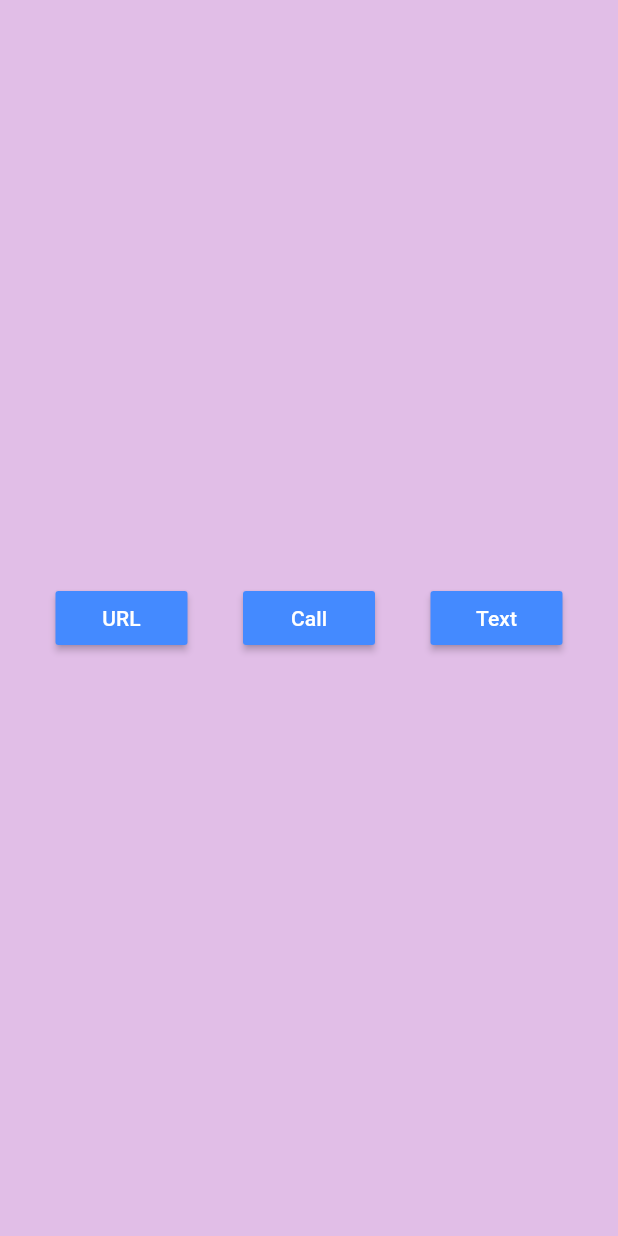
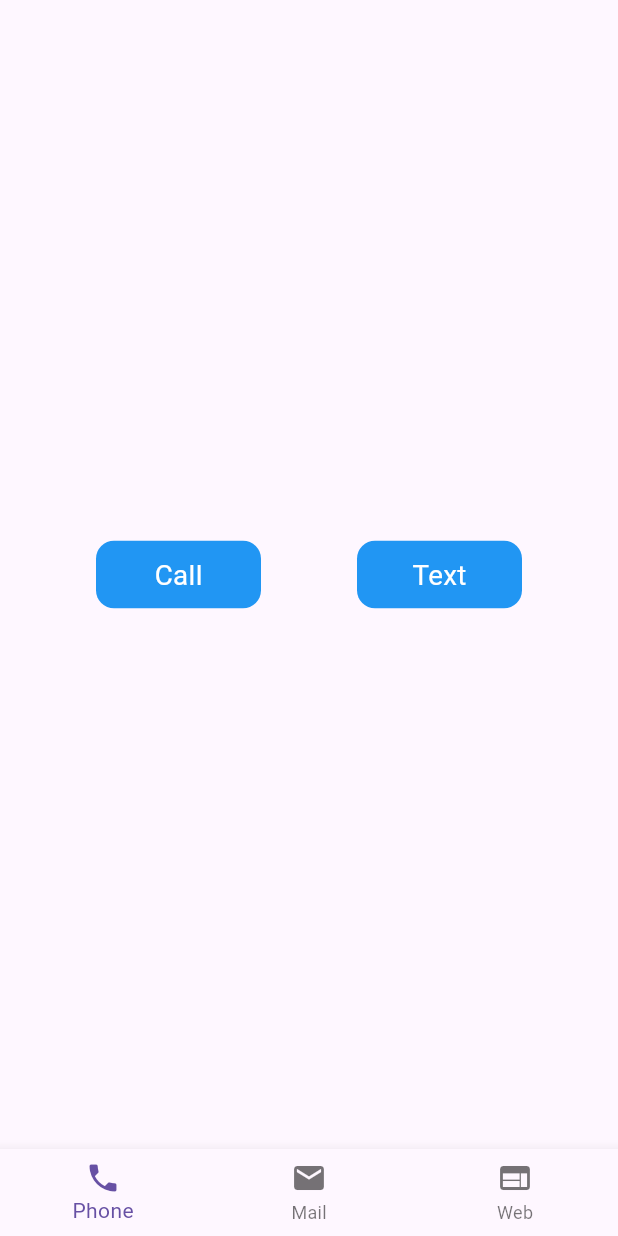
Before and after one commit to Galadima3/lucii, a Flutter app: the screen it shows after launch, after a tap on "Call", on a phone screen of 412 x 824 dp. Run offline on Flutter 3.47's test engine with Material 3 defaults, Android fonts, the phone set to English and light mode, and no system bars; our stand-ins replace flutter_riverpod.

Commit message:
4th Commit
Phone, Text & Email functionality working - 100%

```diff
--- a/lib/homepage.dart
+++ b/lib/homepage.dart
@@ -12,7 +12,7 @@ class HomePage extends StatelessWidget {
   @override
   Widget build(BuildContext context) {
     return Scaffold(
-      backgroundColor: Colors.purple.shade100,
+
         body: Center(
       child: Container(
         child: Row(
--- a/lib/main.dart
+++ b/lib/main.dart
@@ -1,8 +1,12 @@
 import 'package:flutter/material.dart';
-import 'package:lucii/homepage.dart';
+import 'package:flutter_riverpod/flutter_riverpod.dart';
+
+import 'package:lucii/mail/mail_screen.dart';
+import 'package:lucii/phone/phone_screen.dart';
+import 'package:lucii/web/web_screen.dart';
 
 void main() {
-  runApp(const MyApp());
+  runApp(const ProviderScope(child: MyApp()));
 }
 
 class MyApp extends StatelessWidget {
@@ -11,9 +15,45 @@ class MyApp extends StatelessWidget {
   // This widget is the root of your application.
   @override
   Widget build(BuildContext context) {
-    return const MaterialApp(
+    return  MaterialApp(
       debugShowCheckedModeBanner: false,
-      home: HomePage(),
+      home: App(),
+
+      //TODO
+      //1. Add BottomNavBar for each function
+      //2. change background color
+      //3. ensure it works
     );
   }
 }
+
+final bottomNavbarIndexProvider = StateProvider<int>((ref) => 0);
+
+class App extends ConsumerWidget {
+  App({super.key});
+
+  final List<Widget> screens = [
+    const PhoneScreen(),
+    MailScreen(),
+    const WebScreen(),
+  ];
+
+  @override
+  Widget build(BuildContext context, WidgetRef ref) {
+    final bottomNavBarIndex = ref.watch(bottomNavbarIndexProvider);
+    return Scaffold(
+      bottomNavigationBar: BottomNavigationBar(
+        currentIndex: bottomNavBarIndex,
+        onTap: (value) => ref
+            .read(bottomNavbarIndexProvider.notifier)
+            .update((state) => value),
+        items: const [
+          BottomNavigationBarItem(icon: Icon(Icons.phone), label: 'Phone'),
+          BottomNavigationBarItem(icon: Icon(Icons.mail), label: 'Mail'),
+          BottomNavigationBarItem(icon: Icon(Icons.web), label: 'Web'),
+        ],
+      ),
+      body: screens[bottomNavBarIndex],
+    );
+  }
+}
--- /dev/null
+++ b/lib/phone/phone_screen.dart
@@ -0,0 +1,51 @@
+import 'package:flutter/material.dart';
+import 'package:flutter_riverpod/flutter_riverpod.dart';
+import 'package:lucii/shared/fancy_button.dart';
+import 'package:url_launcher/url_launcher.dart';
+
+final phoneDigitsProvider = StateProvider<String>((ref) => "+2348108130598");
+
+class PhoneScreen extends ConsumerWidget {
+  const PhoneScreen({super.key});
+
+  Future makePhoneCall(String phoneNumber) async {
+    final Uri call = Uri(scheme: 'tel', path: phoneNumber);
+    if (await canLaunchUrl(call)){
+      await launchUrl(call);
+    } else {
+      throw 'Could not launch $call';
+    }
+  }
+
+  Future sendSMS(String phoneNumber) async {
+    final Uri sms = Uri(scheme: 'sms', path: phoneNumber);
+     if (await canLaunchUrl(sms)){
+      await launchUrl(sms);
+    } else {
+      throw 'Could not send SMS to $sms';
+    }
+
+  }
+
+  @override
+  Widget build(BuildContext context, WidgetRef ref) {
+    final phoneNumber = ref.watch(phoneDigitsProvider);
+    return Scaffold(
+      body: Center(
+        child: Row(
+          mainAxisAlignment: MainAxisAlignment.spaceEvenly,
+          children: [
+            FancyButton(
+              text: "Call",
+              function: () => makePhoneCall(phoneNumber),
+            ),
+            FancyButton(
+              text: "Text",
+              function: () => sendSMS(phoneNumber),
+            ),
+          ],
+        ),
+      ),
+    );
+  }
+}
--- /dev/null
+++ b/lib/shared/fancy_button.dart
@@ -0,0 +1,31 @@
+import 'package:flutter/material.dart';
+
+class FancyButton extends StatelessWidget {
+  final String text;
+  final Function function;
+  const FancyButton({
+    super.key,
+    required this.text,
+    required this.function,
+  });
+
+  @override
+  Widget build(BuildContext context) {
+    return GestureDetector(
+      onTap: () => function(),
+      child: Container(
+        height: 45,
+        width: 110,
+        decoration: BoxDecoration(
+          borderRadius: BorderRadius.circular(12),
+          color: Colors.blue,
+        ),
+        child: Center(
+            child: Text(
+          text,
+          style: const TextStyle(color: Colors.white, fontSize: 18.5),
+        )),
+      ),
+    );
+  }
+}
--- a/pubspec.yaml
+++ b/pubspec.yaml
@@ -35,6 +35,7 @@ dependencies:
   # Use with the CupertinoIcons class for iOS style icons.
   cupertino_icons: ^1.0.2
   url_launcher: ^6.1.5
+  flutter_riverpod: ^2.5.1
 
 dev_dependencies:
   flutter_test:
```
Also changed, not shown: lib/mail/mail_screen.dart (added, +37 -0 lines), lib/web/web_screen.dart (added, +14 -0 lines), pubspec.lock, 1 other file.
